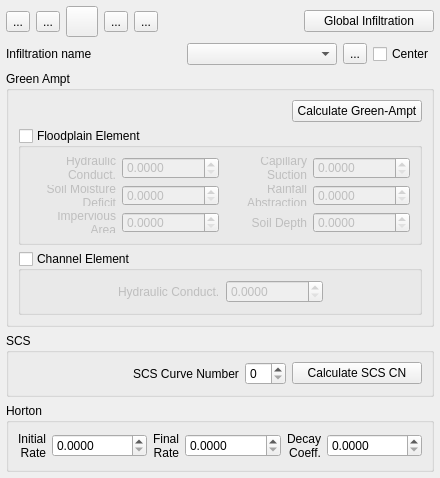
Above: flo2d/ui/infil_editor.ui from FLO-2DSoftware/qgis-flo-2d-plugin before the change. Below: the same form after it.
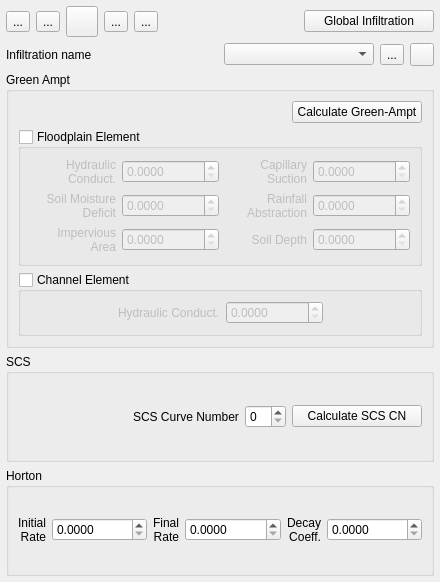
That is the form after the change. Icons and pictures are not drawn.

Commit message: Add 'eye' icon to center button to Infiltration Editor widget

```diff
--- a/flo2d/ui/infil_editor.ui
+++ b/flo2d/ui/infil_editor.ui
@@ -7,7 +7,7 @@
     <x>0</x>
     <y>0</y>
     <width>440</width>
-    <height>455</height>
+    <height>582</height>
    </rect>
   </property>
   <property name="minimumSize">
@@ -230,7 +230,7 @@
       </widget>
      </item>
      <item>
-      <widget class="QCheckBox" name="center_chbox">
+      <widget class="QToolButton" name="infil_center_btn">
        <property name="sizePolicy">
         <sizepolicy hsizetype="Preferred" vsizetype="Fixed">
          <horstretch>0</horstretch>
@@ -238,7 +238,14 @@
         </sizepolicy>
        </property>
        <property name="text">
-        <string>Center</string>
+        <string/>
+       </property>
+       <property name="icon">
+        <iconset>
+         <normaloff>../img/eye-svgrepo-com.svg</normaloff>../img/eye-svgrepo-com.svg</iconset>
+       </property>
+       <property name="checkable">
+        <bool>true</bool>
        </property>
        <property name="checked">
         <bool>false</bool>
```
The commit also changes 1 other file.
